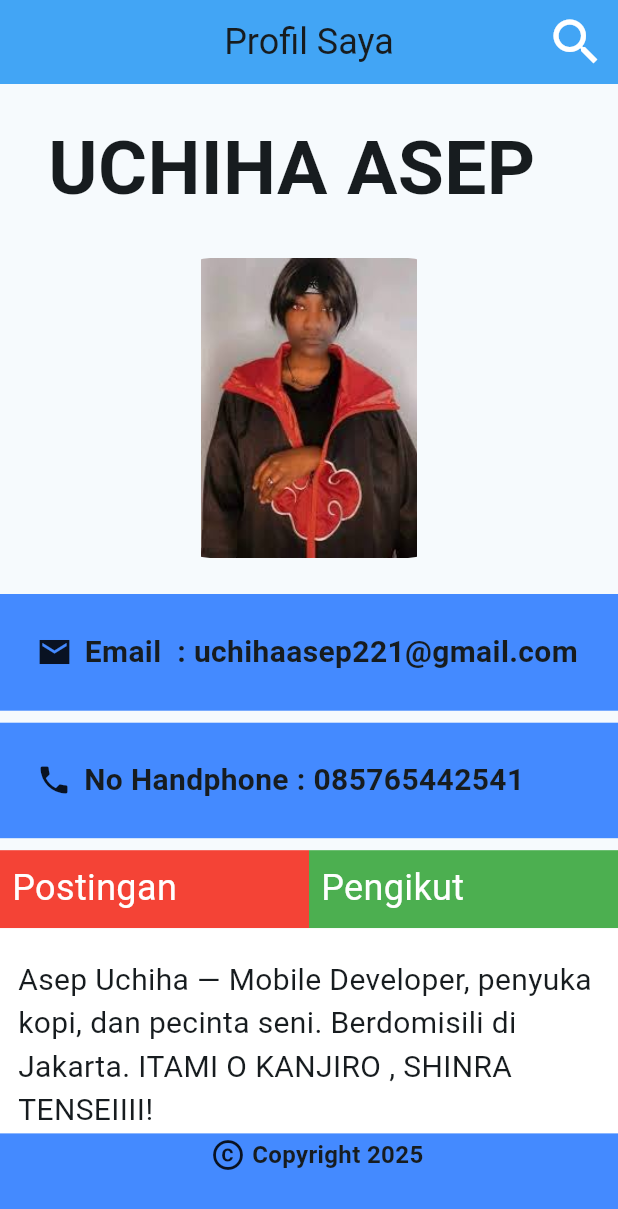
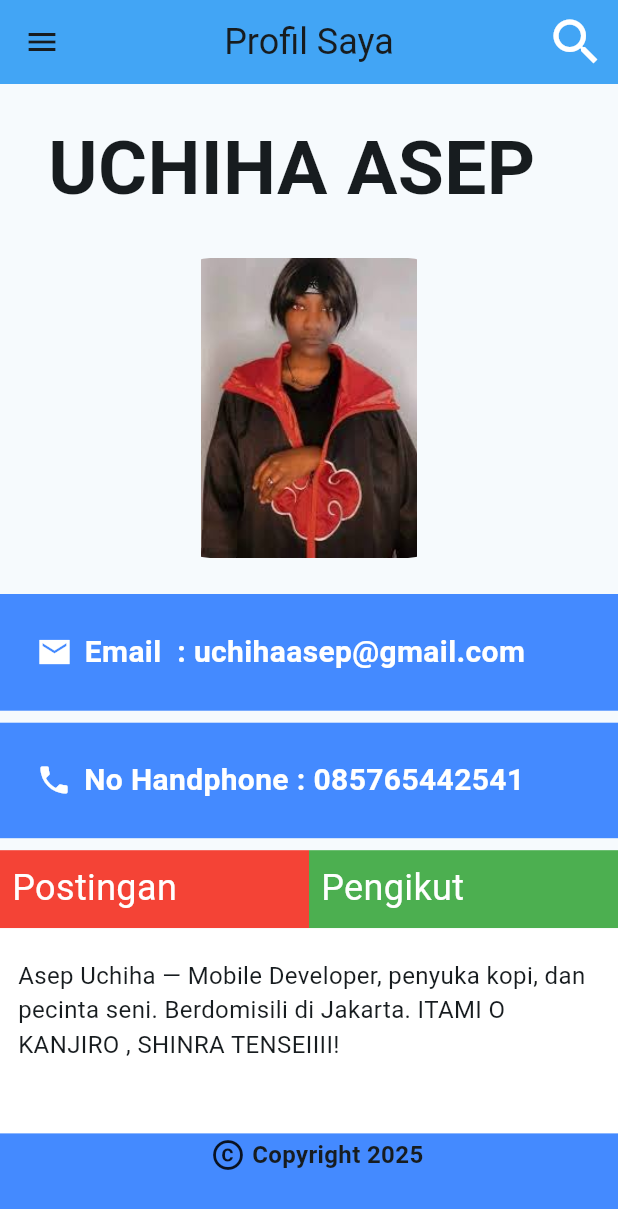
Before and after one commit to AnwarSeptian/ppkd_anwar, a Flutter app: the screen it shows after launch, on a phone screen of 412 x 824 dp. Shown: the top 1209 px of the screen. Run offline on Flutter 3.47's test engine with Material 3 defaults, Android fonts, the phone set to English and light mode, and no system bars.

Commit message:
Tugas 2 Flutter DONE

```diff
--- a/lib/meet_2/tugas_2_flutter.dart
+++ b/lib/meet_2/tugas_2_flutter.dart
@@ -19,6 +19,78 @@ class TugasDua extends StatelessWidget {
           ),
         ],
       ),
+
+      drawer: Drawer(
+        child: Card(color: Colors.white,
+          child: Column(
+            children: [
+              SizedBox(height: 16),
+              ElevatedButton(
+            onPressed: () {
+              print("test");
+            },
+
+
+            child: Row(
+              children: [
+                Row(
+                  children: [
+                    Icon(Icons.home),
+                    SizedBox(width: 8),
+                    Text.rich(
+                      TextSpan(
+                        text: "Home",
+                        style: TextStyle(fontSize: 20, fontWeight: FontWeight.bold),
+                      ),
+                    ),
+                  ],
+                ),
+              ],
+            ),
+          ),
+          SizedBox(height:4),
+          ElevatedButton(
+            onPressed: () {
+              print("test");
+            },
+            child: Row(
+              children: [
+                Row(
+                  children: [
+                    Icon(Icons.edit),
+                    SizedBox(width: 8),
+                    Text.rich(
+                      TextSpan(
+                        text: "Edit Profile",
+                        style: TextStyle(fontSize: 20, fontWeight: FontWeight.bold),
+                      ),
+                    ),
+                  ],
+                ),
+              ],
+            ),
+          ),
+         //Expanded Drawer
+          Expanded(
+            child: Container(
+              height: 100,
+              width: double.infinity,
+              decoration: BoxDecoration(
+                color: Colors.lightBlue,
+                borderRadius: BorderRadius.circular(20),
+                gradient: LinearGradient(colors: [
+                  Colors.black38,
+                  Colors.white
+                ])
+              ),
+              padding: const EdgeInsets.all(22)
+            ),
+          ),
+           ],
+          ),
+        ),
+      ),
+
       body: Column(
         children: [
           SizedBox(height: 20),
@@ -57,12 +129,12 @@ class TugasDua extends StatelessWidget {
             decoration: BoxDecoration(color: Colors.blueAccent),
             child: Row(
               children: [
-                Icon(Icons.email_sharp),
+                Icon(Icons.email_sharp,color: Colors.white),
                 SizedBox(width: 8),
                 Text.rich(
                   TextSpan(
-                    text: "Email  : uchihaasep221@gmail.com",
-                    style: TextStyle(fontSize: 20, fontWeight: FontWeight.bold),
+                    text: "Email  : uchihaasep@gmail.com",
+                    style: TextStyle(fontSize: 20, fontWeight: FontWeight.bold,color: Colors.white),
                   ),
                 ),
               ],
@@ -75,12 +147,12 @@ class TugasDua extends StatelessWidget {
             decoration: BoxDecoration(color: Colors.blueAccent),
             child: Row(
               children: [
-                Icon(Icons.phone),
+                Icon(Icons.phone,color: Colors.white),
                 SizedBox(width: 8),
                 Text.rich(
                   TextSpan(
                     text: "No Handphone : 085765442541",
-                    style: TextStyle(fontSize: 20, fontWeight: FontWeight.bold),
+                    style: TextStyle(fontSize: 20, fontWeight: FontWeight.bold,color: Colors.white),
                   ),
                 ),
               ],
@@ -126,7 +198,7 @@ class TugasDua extends StatelessWidget {
                 TextSpan(
                   text:
                       "Asep Uchiha — Mobile Developer, penyuka kopi, dan pecinta seni. Berdomisili di Jakarta. ITAMI O KANJIRO , SHINRA TENSEIIII!  ",
-                  style: TextStyle(fontSize: 20),
+                  style: TextStyle(fontSize: 16),
                 ),
               ),
             ),
```
